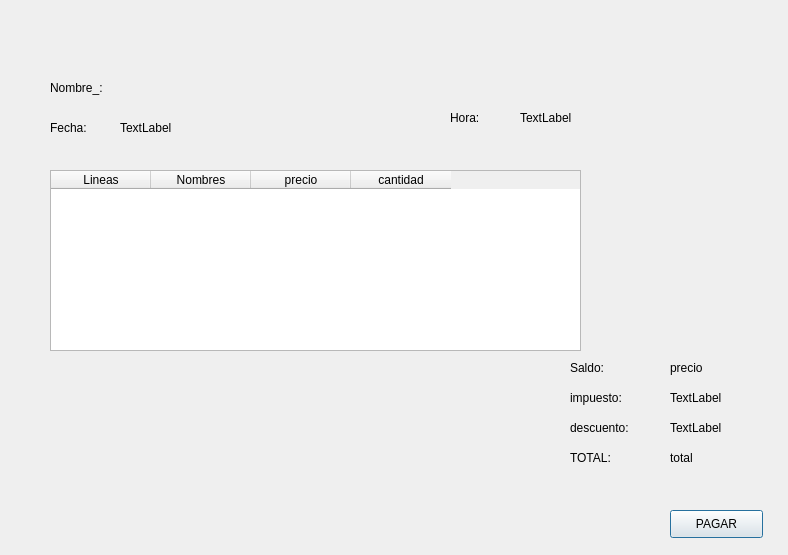
Qt form RestSucursal/facturas.ui (kpzaolod6000/HELLOWORLD) before a commit.
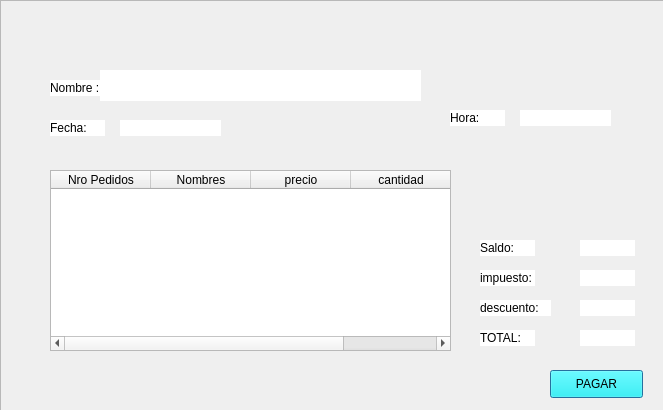
The same form after that commit. Icons and pictures are not drawn.

Diff of the .ui file:
```diff
--- a/RestSucursal/facturas.ui
+++ b/RestSucursal/facturas.ui
@@ -6,22 +6,28 @@
    <rect>
     <x>0</x>
     <y>0</y>
-    <width>788</width>
-    <height>555</height>
+    <width>663</width>
+    <height>410</height>
    </rect>
   </property>
   <property name="windowTitle">
    <string>Dialog</string>
   </property>
+  <property name="styleSheet">
+   <string notr="true"/>
+  </property>
   <widget class="QLabel" name="label_nombre">
    <property name="geometry">
     <rect>
-     <x>130</x>
+     <x>100</x>
      <y>70</y>
-     <width>591</width>
+     <width>321</width>
      <height>31</height>
     </rect>
    </property>
+   <property name="styleSheet">
+    <string notr="true">background-color: rgb(255, 255, 255);</string>
+   </property>
    <property name="text">
     <string/>
    </property>
@@ -35,8 +41,11 @@
      <height>16</height>
     </rect>
    </property>
+   <property name="styleSheet">
+    <string notr="true">background-color: rgb(255, 255, 255);</string>
+   </property>
    <property name="text">
-    <string>Nombre_:</string>
+    <string>Nombre :</string>
    </property>
   </widget>
   <widget class="QLabel" name="label_3">
@@ -48,6 +57,9 @@
      <height>16</height>
     </rect>
    </property>
+   <property name="styleSheet">
+    <string notr="true">background-color: rgb(255, 255, 255);</string>
+   </property>
    <property name="text">
     <string>Fecha:</string>
    </property>
@@ -61,6 +73,9 @@
      <height>16</height>
     </rect>
    </property>
+   <property name="styleSheet">
+    <string notr="true">background-color: rgb(255, 255, 255);</string>
+   </property>
    <property name="text">
     <string>Hora:</string>
    </property>
@@ -70,12 +85,15 @@
     <rect>
      <x>120</x>
      <y>120</y>
-     <width>55</width>
+     <width>101</width>
      <height>16</height>
     </rect>
    </property>
+   <property name="styleSheet">
+    <string notr="true">background-color: rgb(255, 255, 255);</string>
+   </property>
    <property name="text">
-    <string>TextLabel</string>
+    <string/>
    </property>
   </widget>
   <widget class="QLabel" name="label_hora">
@@ -83,23 +101,29 @@
     <rect>
      <x>520</x>
      <y>110</y>
-     <width>55</width>
+     <width>91</width>
      <height>16</height>
     </rect>
    </property>
+   <property name="styleSheet">
+    <string notr="true">background-color: rgb(255, 255, 255);</string>
+   </property>
    <property name="text">
-    <string>TextLabel</string>
+    <string/>
    </property>
   </widget>
   <widget class="QLabel" name="label">
    <property name="geometry">
     <rect>
-     <x>570</x>
-     <y>360</y>
+     <x>480</x>
+     <y>240</y>
      <width>55</width>
      <height>16</height>
     </rect>
    </property>
+   <property name="styleSheet">
+    <string notr="true">background-color: rgb(255, 255, 255);</string>
+   </property>
    <property name="text">
     <string>Saldo:</string>
    </property>
@@ -107,38 +131,47 @@
   <widget class="QLabel" name="label_saldp">
    <property name="geometry">
     <rect>
-     <x>670</x>
-     <y>360</y>
+     <x>580</x>
+     <y>240</y>
      <width>55</width>
      <height>16</height>
     </rect>
    </property>
+   <property name="styleSheet">
+    <string notr="true">background-color: rgb(255, 255, 255);</string>
+   </property>
    <property name="text">
-    <string>precio</string>
+    <string/>
    </property>
   </widget>
   <widget class="QLabel" name="label_impuesto">
    <property name="geometry">
     <rect>
-     <x>670</x>
-     <y>390</y>
+     <x>580</x>
+     <y>270</y>
      <width>55</width>
      <height>16</height>
     </rect>
    </property>
+   <property name="styleSheet">
+    <string notr="true">background-color: rgb(255, 255, 255);</string>
+   </property>
    <property name="text">
-    <string>TextLabel</string>
+    <string/>
    </property>
   </widget>
   <widget class="QLabel" name="label_7">
    <property name="geometry">
     <rect>
-     <x>570</x>
-     <y>390</y>
+     <x>480</x>
+     <y>270</y>
      <width>55</width>
      <height>16</height>
     </rect>
    </property>
+   <property name="styleSheet">
+    <string notr="true">background-color: rgb(255, 255, 255);</string>
+   </property>
    <property name="text">
     <string>impuesto:</string>
    </property>
@@ -146,12 +179,15 @@
   <widget class="QLabel" name="label_8">
    <property name="geometry">
     <rect>
-     <x>570</x>
-     <y>420</y>
+     <x>480</x>
+     <y>300</y>
      <width>71</width>
      <height>16</height>
     </rect>
    </property>
+   <property name="styleSheet">
+    <string notr="true">background-color: rgb(255, 255, 255);</string>
+   </property>
    <property name="text">
     <string>descuento:</string>
    </property>
@@ -159,25 +195,31 @@
   <widget class="QLabel" name="label_descuento">
    <property name="geometry">
     <rect>
-     <x>670</x>
-     <y>420</y>
+     <x>580</x>
+     <y>300</y>
      <width>55</width>
      <height>16</height>
     </rect>
    </property>
+   <property name="styleSheet">
+    <string notr="true">background-color: rgb(255, 255, 255);</string>
+   </property>
    <property name="text">
-    <string>TextLabel</string>
+    <string/>
    </property>
   </widget>
   <widget class="QLabel" name="label_10">
    <property name="geometry">
     <rect>
-     <x>570</x>
-     <y>450</y>
+     <x>480</x>
+     <y>330</y>
      <width>55</width>
      <height>16</height>
     </rect>
    </property>
+   <property name="styleSheet">
+    <string notr="true">background-color: rgb(255, 255, 255);</string>
+   </property>
    <property name="text">
     <string>TOTAL:</string>
    </property>
@@ -185,25 +227,32 @@
   <widget class="QLabel" name="label_total">
    <property name="geometry">
     <rect>
-     <x>670</x>
-     <y>450</y>
+     <x>580</x>
+     <y>330</y>
      <width>55</width>
      <height>16</height>
     </rect>
    </property>
+   <property name="styleSheet">
+    <string notr="true">background-color: rgb(255, 255, 255);</string>
+   </property>
    <property name="text">
-    <string>total</string>
+    <string/>
    </property>
   </widget>
   <widget class="QPushButton" name="pushButton_cancelar">
    <property name="geometry">
     <rect>
-     <x>670</x>
-     <y>510</y>
+     <x>550</x>
+     <y>370</y>
      <width>93</width>
      <height>28</height>
     </rect>
    </property>
+   <property name="styleSheet">
+    <string notr="true">background-color: rgb(255, 255, 255);
+background-color: rgb(0, 255, 255);</string>
+   </property>
    <property name="text">
     <string>PAGAR</string>
    </property>
@@ -213,13 +262,16 @@
     <rect>
      <x>50</x>
      <y>170</y>
-     <width>531</width>
+     <width>401</width>
      <height>181</height>
     </rect>
    </property>
+   <property name="styleSheet">
+    <string notr="true">background-color: qconicalgradient(cx:0.5, cy:0.5, angle:0, stop:0 rgba(35, 40, 3, 255), stop:0.16 rgba(136, 106, 22, 255), stop:0.225 rgba(166, 140, 41, 255), stop:0.285 rgba(204, 181, 74, 255), stop:0.345 rgba(235, 219, 102, 255), stop:0.415 rgba(245, 236, 112, 255), stop:0.52 rgba(209, 190, 76, 255), stop:0.57 rgba(187, 156, 51, 255), stop:0.635 rgba(168, 142, 42, 255), stop:0.695 rgba(202, 174, 68, 255), stop:0.75 rgba(218, 202, 86, 255), stop:0.815 rgba(208, 187, 73, 255), stop:0.88 rgba(187, 156, 51, 255), stop:0.935 rgba(137, 108, 26, 255), stop:1 rgba(35, 40, 3, 255));</string>
+   </property>
    <column>
     <property name="text">
-     <string>Lineas</string>
+     <string>Nro Pedidos</string>
     </property>
    </column>
    <column>
@@ -238,6 +290,42 @@
     </property>
    </column>
   </widget>
+  <widget class="QFrame" name="frame">
+   <property name="geometry">
+    <rect>
+     <x>0</x>
+     <y>0</y>
+     <width>671</width>
+     <height>411</height>
+    </rect>
+   </property>
+   <property name="styleSheet">
+    <string notr="true">background-image: url(:/image/38216558_m-e1487706381778-847x445.jpg);</string>
+   </property>
+   <property name="frameShape">
+    <enum>QFrame::StyledPanel</enum>
+   </property>
+   <property name="frameShadow">
+    <enum>QFrame::Raised</enum>
+   </property>
+  </widget>
+  <zorder>frame</zorder>
+  <zorder>label_2</zorder>
+  <zorder>label_nombre</zorder>
+  <zorder>label_3</zorder>
+  <zorder>label_fecha</zorder>
+  <zorder>label_4</zorder>
+  <zorder>label_hora</zorder>
+  <zorder>tableWidget_factura</zorder>
+  <zorder>label</zorder>
+  <zorder>label_saldp</zorder>
+  <zorder>label_7</zorder>
+  <zorder>label_8</zorder>
+  <zorder>label_10</zorder>
+  <zorder>label_impuesto</zorder>
+  <zorder>label_descuento</zorder>
+  <zorder>label_total</zorder>
+  <zorder>pushButton_cancelar</zorder>
  </widget>
  <resources/>
  <connections/>
```
